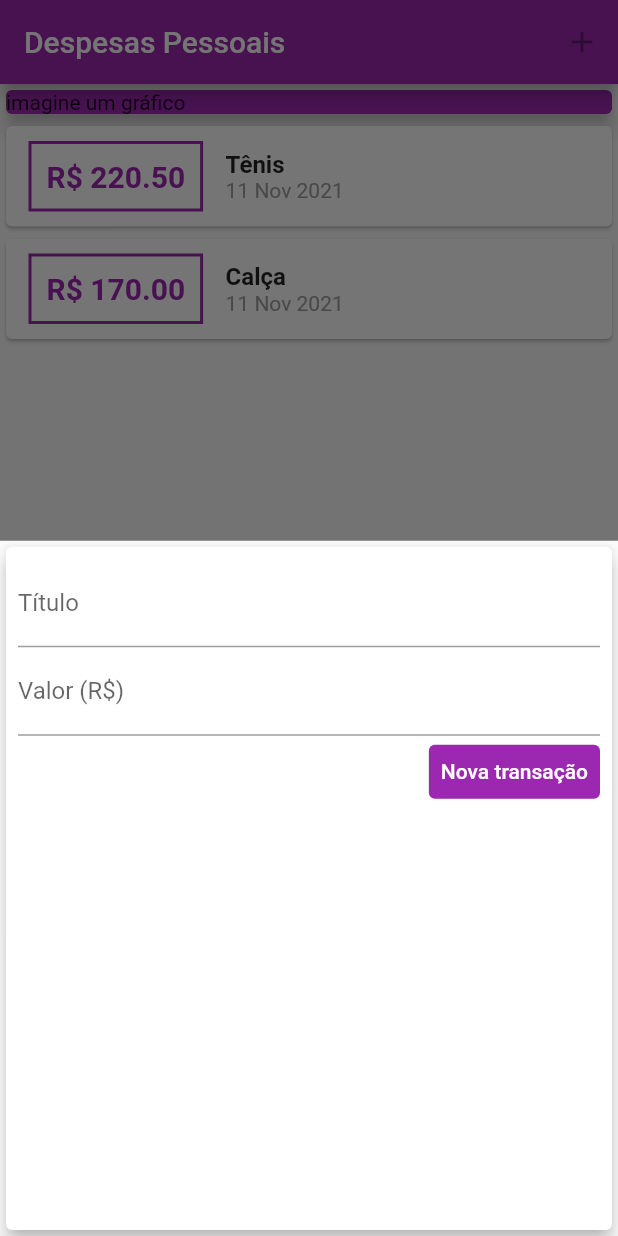
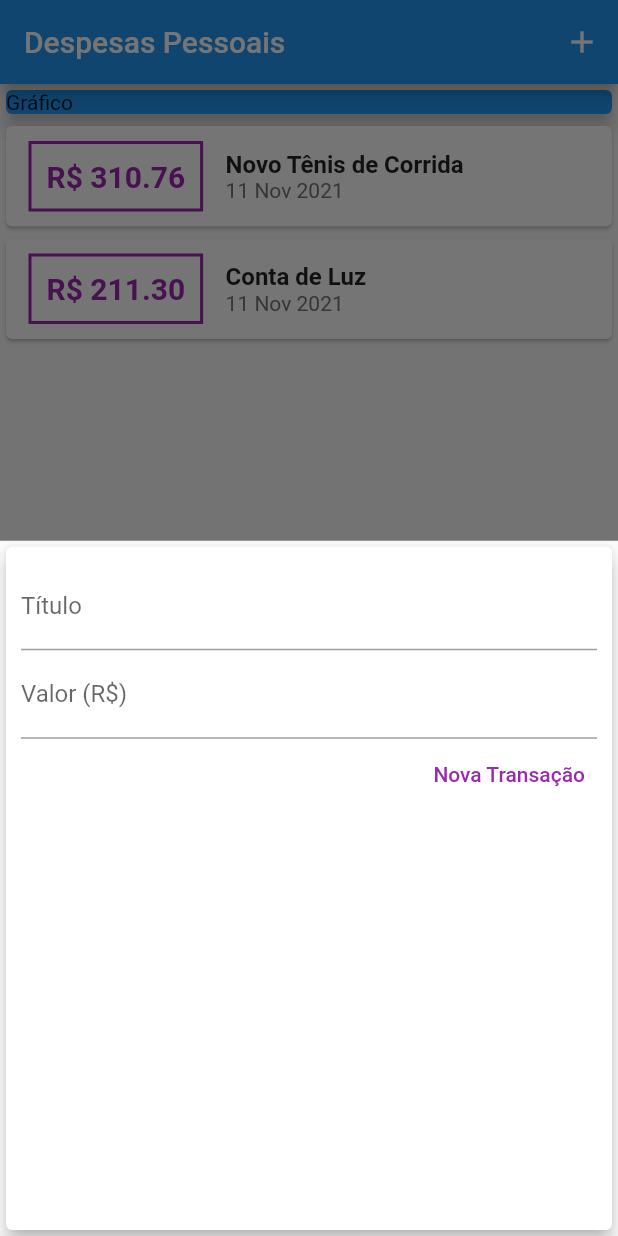
Before and after one commit to alisson-araujo/expenses, a Flutter app: the screen it shows after launch, after a tap on the "add" icon, on a phone screen of 412 x 824 dp. Run offline on Flutter 3.47's test engine with Material 2 defaults, Android fonts, the phone set to English and light mode, and no system bars.

Commit message:
bug resolvido

```diff
--- a/lib/components/transactions_form.dart
+++ b/lib/components/transactions_form.dart
@@ -1,22 +1,28 @@
 import 'package:flutter/material.dart';
 
-class TransactionsForm extends StatelessWidget {
-  final titleController = TextEditingController();
-  final valueController = TextEditingController();
-
+class TransactionForm extends StatefulWidget {
   final void Function(String, double) onSubmit;
 
-  TransactionsForm(this.onSubmit);
+  TransactionForm(this.onSubmit);
+
+  @override
+  _TransactionFormState createState() => _TransactionFormState();
+}
+
+class _TransactionFormState extends State<TransactionForm> {
+  final titleController = TextEditingController();
+
+  final valueController = TextEditingController();
 
   _submitForm() {
     final title = titleController.text;
     final value = double.tryParse(valueController.text) ?? 0.0;
 
-    if(title.isEmpty || value <= 0){
+    if (title.isEmpty || value <= 0) {
       return;
     }
 
-    onSubmit(title, value);
+    widget.onSubmit(title, value);
   }
 
   @override
@@ -24,39 +30,38 @@ class TransactionsForm extends StatelessWidget {
     return Card(
       elevation: 5,
       child: Padding(
-        padding: const EdgeInsets.all(8.0),
-        child: Column(children: <Widget>[
+        padding: const EdgeInsets.all(10),
+        child: Column(
+          children: <Widget>[
             TextField(
               controller: titleController,
-            onSubmitted: (_) => _submitForm(),
-            decoration: const InputDecoration(
+              onSubmitted: (_) => _submitForm,
+              decoration: InputDecoration(
                 labelText: 'Título',
               ),
             ),
             TextField(
               controller: valueController,
-            onSubmitted: (_) => _submitForm(),
-            keyboardType: const TextInputType.numberWithOptions(decimal: true),
-            decoration: const InputDecoration(
+              keyboardType: TextInputType.numberWithOptions(decimal: true),
+              onSubmitted: (_) => _submitForm,
+              decoration: InputDecoration(
                 labelText: 'Valor (R\$)',
               ),
             ),
             Row(
               mainAxisAlignment: MainAxisAlignment.end,
-            children: [
+              children: <Widget>[
                 TextButton(
-                style: TextButton.styleFrom(
-                  backgroundColor: Colors.purple,
+                  child: Text(
+                    'Nova Transação',
+                    style: TextStyle(color: Colors.purple),
                   ),
                   onPressed: _submitForm,
-                child: const Text('Nova transação',
-                    style: TextStyle(
-                      color: Colors.white,
-                    )),
+                )
+              ],
             ),
           ],
         ),
-        ]),
       ),
     );
   }
--- a/lib/components/transactions_list.dart
+++ b/lib/components/transactions_list.dart
@@ -1,5 +1,5 @@
+import 'package:flutter/material.dart';
 import '../models/transaction.dart';
-import 'package:flutter/material.dart';
 import 'package:intl/intl.dart';
 
 class TransactionList extends StatelessWidget {
@@ -19,19 +19,20 @@ class TransactionList extends StatelessWidget {
             child: Row(
               children: <Widget>[
                 Container(
-                  margin: const EdgeInsets.symmetric(
+                  margin: EdgeInsets.symmetric(
                     horizontal: 15,
                     vertical: 10,
                   ),
                   decoration: BoxDecoration(
-                      border: Border.all(
-                    color: Colors.purple,
-                    width: 2,
-                  )),
-                  padding: const EdgeInsets.all(10),
+                    border: Border.all(
+                      color: Colors.purple,
+                      width: 2,
+                    ),
+                  ),
+                  padding: EdgeInsets.all(10),
                   child: Text(
                     'R\$ ${tr.value.toStringAsFixed(2)}',
-                    style: const TextStyle(
+                    style: TextStyle(
                       fontWeight: FontWeight.bold,
                       fontSize: 20,
                       color: Colors.purple,
@@ -43,19 +44,19 @@ class TransactionList extends StatelessWidget {
                   children: <Widget>[
                     Text(
                       tr.title,
-                      style: const TextStyle(
+                      style: TextStyle(
                         fontSize: 16,
                         fontWeight: FontWeight.bold,
                       ),
                     ),
                     Text(
                       DateFormat('d MMM y').format(tr.date),
-                      style: const TextStyle(
-                        color: Colors.grey,
+                      style: TextStyle(
+                        color: Colors.grey[600],
                       ),
                     ),
                   ],
-                )
+                ),
               ],
             ),
           );
--- a/lib/main.dart
+++ b/lib/main.dart
@@ -1,8 +1,9 @@
 import 'package:flutter/material.dart';
-import './models/transaction.dart';
+
+import 'dart:math';
 import './components/transactions_form.dart';
 import './components/transactions_list.dart';
-import 'dart:math';
+import 'models/transaction.dart';
 
 main() => runApp(ExpensesApp());
 
@@ -16,27 +17,24 @@ class ExpensesApp extends StatelessWidget {
 }
 
 class MyHomePage extends StatefulWidget {
-
   @override
-  State<MyHomePage> createState() => _MyHomePageState();
+  _MyHomePageState createState() => _MyHomePageState();
 }
 
-
 class _MyHomePageState extends State<MyHomePage> {
-
   final _transactions = [
     Transaction(
       id: 't1',
-      title: 'Tênis',
-      value: 220.50,
+      title: 'Novo Tênis de Corrida',
+      value: 310.76,
       date: DateTime.now(),
     ),
     Transaction(
       id: 't2',
-      title: 'Calça',
-      value: 170.00,
+      title: 'Conta de Luz',
+      value: 211.30,
       date: DateTime.now(),
-    )
+    ),
   ];
 
   _addTransaction(String title, double value) {
@@ -56,23 +54,21 @@ class _MyHomePageState extends State<MyHomePage> {
     showModalBottomSheet(
       context: context,
       builder: (_) {
-        return TransactionsForm(_addTransaction);
-      }
+        return TransactionForm(_addTransaction);
+      },
     );
   }
-
 
   @override
   Widget build(BuildContext context) {
     return Scaffold(
       appBar: AppBar(
-          title: const Text('Despesas Pessoais'),
-          backgroundColor: Colors.purple,
-          actions: [
+        title: Text('Despesas Pessoais'),
+        actions: <Widget>[
           IconButton(
-              onPressed: (_openTransactionFormModal(context)) ,
-              icon: const Icon(Icons.add),
-            )
+            icon: Icon(Icons.add),
+            onPressed: () => _openTransactionFormModal(context),
+          ),
         ],
       ),
       body: SingleChildScrollView(
@@ -80,22 +76,22 @@ class _MyHomePageState extends State<MyHomePage> {
           crossAxisAlignment: CrossAxisAlignment.stretch,
           children: <Widget>[
             Container(
-                child: const Card(
-                  color: Colors.purple,
-                  child: Text('imagine um gráfico'),
+              width: double.infinity,
+              child: Card(
+                color: Colors.blue,
+                child: Text('Gráfico'),
                 elevation: 5,
               ),
             ),
-              TransactionList(_transactions)
+            TransactionList(_transactions),
           ],
         ),
       ),
       floatingActionButton: FloatingActionButton(
         child: Icon(Icons.add),
         onPressed: () => _openTransactionFormModal(context),
-          backgroundColor: Colors.purple,
       ),
+      floatingActionButtonLocation: FloatingActionButtonLocation.centerFloat,
     );
   }
-
 }
```
Lines whose indentation alone changed are shown as unchanged.
